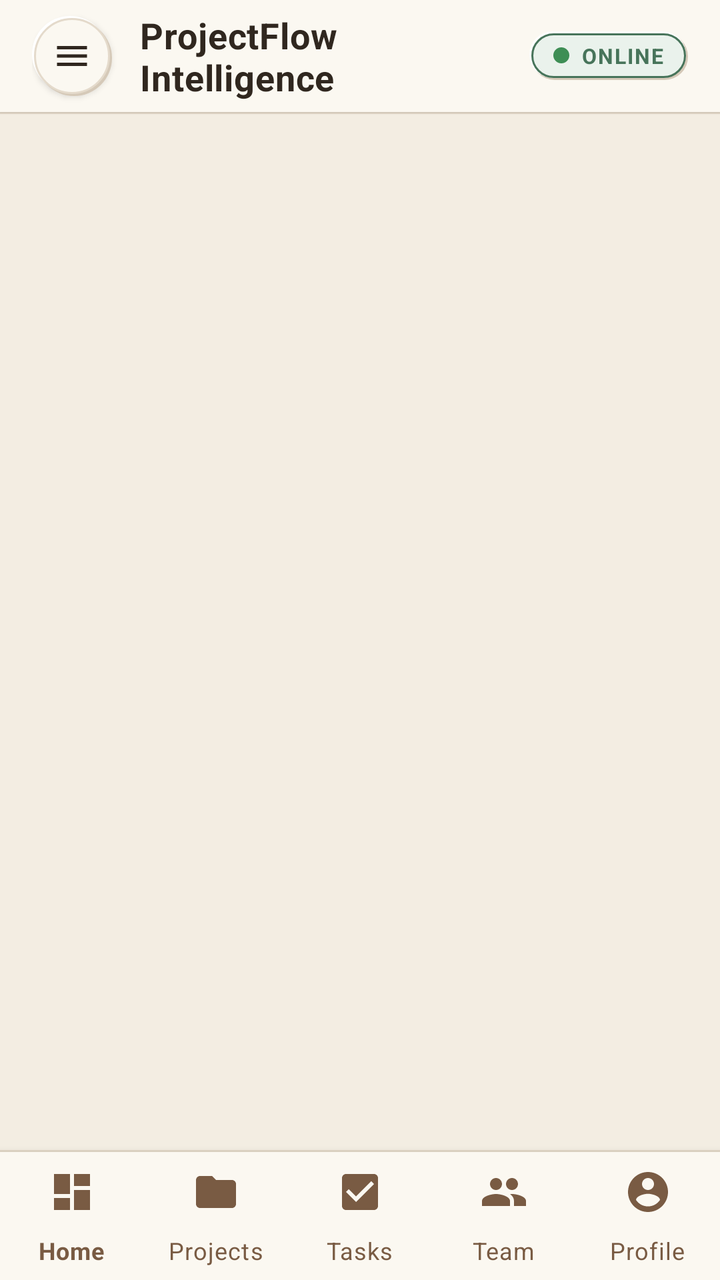
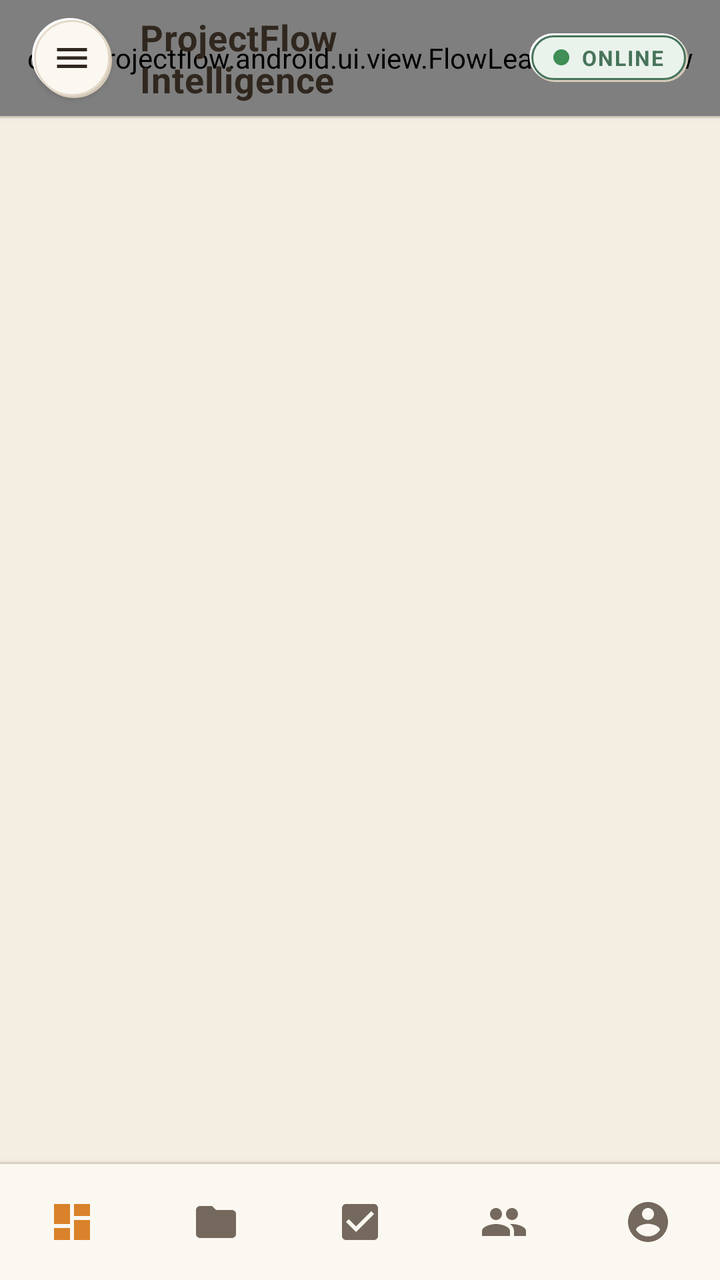

Before-and-after screenshots of an Android layout around one commit, followed by the original layout XML and the change that was made.
<!-- AndroidManifest.xml: application theme Theme.ProjectFlow -->
<!-- res/layout/activity_main.xml -->
<?xml version="1.0" encoding="utf-8"?>
<androidx.drawerlayout.widget.DrawerLayout xmlns:android="http://schemas.android.com/apk/res/android"
    xmlns:app="http://schemas.android.com/apk/res-auto"
    xmlns:tools="http://schemas.android.com/tools"
    android:id="@+id/drawer_layout"
    android:layout_width="match_parent"
    android:layout_height="match_parent"
    android:fitsSystemWindows="true">

    
    <LinearLayout
        android:layout_width="match_parent"
        android:layout_height="match_parent"
        android:background="@color/limestone_ivory"
        android:orientation="vertical">

        
        <LinearLayout
            android:id="@+id/topBar"
            android:layout_width="match_parent"
            android:layout_height="56dp"
            android:background="@color/chalk_white"
            android:elevation="1dp"
            android:gravity="center_vertical"
            android:orientation="horizontal"
            android:paddingStart="16dp"
            android:paddingEnd="16dp">

            <ImageView
                android:id="@+id/btnMenu"
                android:layout_width="40dp"
                android:layout_height="40dp"
                android:background="@drawable/bg_neu_circle"
                android:contentDescription="Menu"
                android:elevation="2dp"
                android:padding="10dp"
                android:src="@drawable/ic_menu"
                app:tint="@color/text_main" />

            <TextView
                android:id="@+id/tvHeaderTitle"
                android:layout_width="0dp"
                android:layout_height="wrap_content"
                android:layout_marginStart="14dp"
                android:layout_weight="1"
                android:letterSpacing="0.015"
                android:text="@string/brand_name"
                android:textColor="@color/text_main"
                android:textSize="18sp"
                android:textStyle="bold" />

            <TextView
                android:id="@+id/tvWorkspaceBadge"
                android:layout_width="wrap_content"
                android:layout_height="wrap_content"
                android:background="@drawable/bg_online_pill"
                android:drawableStart="@drawable/bg_dot_done"
                android:drawablePadding="6dp"
                android:paddingStart="12dp"
                android:paddingTop="5dp"
                android:paddingEnd="12dp"
                android:paddingBottom="5dp"
                android:text="ONLINE"
                android:textColor="@color/earth_success"
                android:textSize="10.5sp"
                android:letterSpacing="0.06"
                android:textStyle="bold" />
        </LinearLayout>

        <View
            android:layout_width="match_parent"
            android:layout_height="1dp"
            android:background="@color/natural_border" />

        
        <FrameLayout
            android:id="@+id/fragment_container"
            android:layout_width="match_parent"
            android:layout_height="0dp"
            android:layout_weight="1" />

        <View
            android:layout_width="match_parent"
            android:layout_height="1dp"
            android:background="@color/natural_border" />

        
        <com.google.android.material.bottomnavigation.BottomNavigationView
            android:id="@+id/bottom_nav"
            android:layout_width="match_parent"
            android:layout_height="64dp"
            android:background="@color/chalk_white"
            app:itemIconTint="@color/deep_sage"
            app:itemTextColor="@color/deep_sage"
            app:labelVisibilityMode="labeled"
            app:menu="@menu/bottom_nav_menu" />
    </LinearLayout>

    
    <com.google.android.material.navigation.NavigationView
        android:id="@+id/navigation_view"
        android:layout_width="300dp"
        android:layout_height="match_parent"
        android:layout_gravity="start"
        android:background="@color/chalk_white"
        android:fitsSystemWindows="true"
        app:headerLayout="@layout/drawer_header"
        app:itemIconTint="@color/deep_sage"
        app:itemTextColor="@color/charcoal"
        app:menu="@menu/drawer_menu" />

</androidx.drawerlayout.widget.DrawerLayout>
<!-- res/layout/drawer_header.xml (included above) -->
<?xml version="1.0" encoding="utf-8"?>
<LinearLayout xmlns:android="http://schemas.android.com/apk/res/android"
    android:layout_width="match_parent"
    android:layout_height="180dp"
    android:background="@color/primary_earth"
    android:gravity="bottom"
    android:orientation="vertical"
    android:padding="20dp"
    android:theme="@style/ThemeOverlay.AppCompat.Dark">

    <ImageView
        android:layout_width="54dp"
        android:layout_height="54dp"
        android:adjustViewBounds="true"
        android:contentDescription="@string/brand_name"
        android:src="@drawable/logo" />

    <TextView
        android:layout_width="wrap_content"
        android:layout_height="wrap_content"
        android:layout_marginTop="12dp"
        android:text="@string/brand_name"
        android:textColor="@color/white"
        android:textSize="18sp"
        android:textStyle="bold" />

    <TextView
        android:layout_width="wrap_content"
        android:layout_height="wrap_content"
        android:layout_marginTop="2dp"
        android:text="Workspace: Engineering &amp; Innovation"
        android:textColor="@color/secondary_sand"
        android:textSize="12sp" />

</LinearLayout>
<!-- resources referenced by this layout -->
<resources>
  <color name="chalk_white">#FBF8F1</color>
  <color name="charcoal">#30271F</color>
  <color name="deep_sage">#795B43</color>
  <color name="earth_success">#47745A</color>
  <color name="limestone_ivory">#F3EDE2</color>
  <color name="natural_border">#E1D6C6</color>
  <color name="primary_earth">#795B43</color>
  <color name="secondary_sand">#D9C9B2</color>
  <color name="text_main">#30271F</color>
  <color name="white">#FFFDF8</color>
  <!-- drawable bg_dot_done (drawable) -->
  <?xml version="1.0" encoding="utf-8"?>
  <shape xmlns:android="http://schemas.android.com/apk/res/android"
      android:shape="oval">
      <size android:width="8dp" android:height="8dp" />
      <solid android:color="@color/chart_done" />
  </shape>
  <!-- drawable logo: jpg bitmap (drawable, 22788 bytes) -->
  <string name="brand_name">ProjectFlow Intelligence</string>
  <color name="chart_done">#3E8E55</color>
  <color name="neu_shadow_soft">#D5C9B8</color>
  <color name="neu_highlight">#FFFFFFFF</color>
  <color name="neu_surface">#FBF8F1</color>
  <color name="neu_border">#E4DACB</color>
  <color name="earth_success_light">#EAF2EC</color>
  <color name="deep_earth">#493628</color>
  <color name="earth_raised">#FFFDF8</color>
  <color name="muted_clay">#B69A78</color>
  <color name="earth_surface">#FBF8F1</color>
  <color name="earth_bg">#F3EDE2</color>
  <!-- unchanged entries left out for length: 4 -->
</resources>

<!-- the commit's change to res/layout/activity_main.xml (unified diff, before → after) -->
@@ -15,57 +15,68 @@
         android:orientation="vertical">
 
         
-        <LinearLayout
-            android:id="@+id/topBar"
+        <FrameLayout
             android:layout_width="match_parent"
-            android:layout_height="56dp"
+            android:layout_height="58dp"
             android:background="@color/chalk_white"
-            android:elevation="1dp"
-            android:gravity="center_vertical"
-            android:orientation="horizontal"
-            android:paddingStart="16dp"
-            android:paddingEnd="16dp">
+            android:elevation="2dp">
 
-            <ImageView
-                android:id="@+id/btnMenu"
-                android:layout_width="40dp"
-                android:layout_height="40dp"
-                android:background="@drawable/bg_neu_circle"
-                android:contentDescription="Menu"
-                android:elevation="2dp"
-                android:padding="10dp"
-                android:src="@drawable/ic_menu"
-                app:tint="@color/text_main" />
+            
+            <com.projectflow.android.ui.view.FlowLeafHeaderView
+                android:id="@+id/flowLeafHeader"
+                android:layout_width="match_parent"
+                android:layout_height="match_parent" />
 
-            <TextView
-                android:id="@+id/tvHeaderTitle"
-                android:layout_width="0dp"
-                android:layout_height="wrap_content"
-                android:layout_marginStart="14dp"
-                android:layout_weight="1"
-                android:letterSpacing="0.015"
-                android:text="@string/brand_name"
-                android:textColor="@color/text_main"
-                android:textSize="18sp"
-                android:textStyle="bold" />
+            <LinearLayout
+                android:id="@+id/topBar"
+                android:layout_width="match_parent"
+                android:layout_height="match_parent"
+                android:gravity="center_vertical"
+                android:orientation="horizontal"
+                android:paddingStart="16dp"
+                android:paddingEnd="16dp">
 
-            <TextView
-                android:id="@+id/tvWorkspaceBadge"
-                android:layout_width="wrap_content"
-                android:layout_height="wrap_content"
-                android:background="@drawable/bg_online_pill"
-                android:drawableStart="@drawable/bg_dot_done"
-                android:drawablePadding="6dp"
-                android:paddingStart="12dp"
-                android:paddingTop="5dp"
-                android:paddingEnd="12dp"
-                android:paddingBottom="5dp"
-                android:text="ONLINE"
-                android:textColor="@color/earth_success"
-                android:textSize="10.5sp"
-                android:letterSpacing="0.06"
-                android:textStyle="bold" />
-        </LinearLayout>
+                <ImageView
+                    android:id="@+id/btnMenu"
+                    android:layout_width="40dp"
+                    android:layout_height="40dp"
+                    android:background="@drawable/bg_neu_circle"
+                    android:contentDescription="Menu"
+                    android:elevation="2dp"
+                    android:padding="10dp"
+                    android:src="@drawable/ic_menu"
+                    app:tint="@color/text_main" />
+
+                <TextView
+                    android:id="@+id/tvHeaderTitle"
+                    android:layout_width="0dp"
+                    android:layout_height="wrap_content"
+                    android:layout_marginStart="14dp"
+                    android:layout_weight="1"
+                    android:letterSpacing="0.015"
+                    android:text="@string/brand_name"
+                    android:textColor="@color/text_main"
+                    android:textSize="18sp"
+                    android:textStyle="bold" />
+
+                <TextView
+                    android:id="@+id/tvWorkspaceBadge"
+                    android:layout_width="wrap_content"
+                    android:layout_height="wrap_content"
+                    android:background="@drawable/bg_online_pill"
+                    android:drawableStart="@drawable/bg_dot_done"
+                    android:drawablePadding="6dp"
+                    android:letterSpacing="0.06"
+                    android:paddingStart="12dp"
+                    android:paddingTop="5dp"
+                    android:paddingEnd="12dp"
+                    android:paddingBottom="5dp"
+                    android:text="ONLINE"
+                    android:textColor="@color/earth_success"
+                    android:textSize="10.5sp"
+                    android:textStyle="bold" />
+            </LinearLayout>
+        </FrameLayout>
 
         <View
             android:layout_width="match_parent"
@@ -88,11 +99,11 @@
         <com.google.android.material.bottomnavigation.BottomNavigationView
             android:id="@+id/bottom_nav"
             android:layout_width="match_parent"
-            android:layout_height="64dp"
+            android:layout_height="58dp"
             android:background="@color/chalk_white"
-            app:itemIconTint="@color/deep_sage"
-            app:itemTextColor="@color/deep_sage"
-            app:labelVisibilityMode="labeled"
+            app:itemActiveIndicatorStyle="@style/Widget.ProjectFlow.BottomNavIndicator"
+            app:itemIconTint="@color/selector_bottom_nav_icon"
+            app:labelVisibilityMode="unlabeled"
             app:menu="@menu/bottom_nav_menu" />
     </LinearLayout>
 
@@ -105,8 +116,9 @@
         android:background="@color/chalk_white"
         android:fitsSystemWindows="true"
         app:headerLayout="@layout/drawer_header"
-        app:itemIconTint="@color/deep_sage"
-        app:itemTextColor="@color/charcoal"
+        app:itemBackground="@drawable/selector_drawer_item"
+        app:itemIconTint="@color/selector_drawer_icon"
+        app:itemTextColor="@color/selector_drawer_text"
         app:menu="@menu/drawer_menu" />
 
 </androidx.drawerlayout.widget.DrawerLayout>
@@ -115,25 +127,34 @@
 <LinearLayout xmlns:android="http://schemas.android.com/apk/res/android"
     android:layout_width="match_parent"
     android:layout_height="180dp"
-    android:background="@color/primary_earth"
+    android:background="@drawable/bg_drawer_header_gradient"
     android:gravity="bottom"
     android:orientation="vertical"
-    android:padding="20dp"
-    android:theme="@style/ThemeOverlay.AppCompat.Dark">
+    android:padding="20dp">
 
-    <ImageView
+    
+    <LinearLayout
         android:layout_width="54dp"
         android:layout_height="54dp"
-        android:adjustViewBounds="true"
-        android:contentDescription="@string/brand_name"
-        android:src="@drawable/logo" />
+        android:background="@drawable/bg_drawer_logo_badge"
+        android:gravity="center"
+        android:padding="9dp">
+
+        <ImageView
+            android:layout_width="match_parent"
+            android:layout_height="match_parent"
+            android:adjustViewBounds="true"
+            android:contentDescription="@string/brand_name"
+            android:src="@drawable/logo_clean" />
+    </LinearLayout>
 
     <TextView
         android:layout_width="wrap_content"
         android:layout_height="wrap_content"
         android:layout_marginTop="12dp"
+        android:letterSpacing="0.015"
         android:text="@string/brand_name"
-        android:textColor="@color/white"
+        android:textColor="@color/text_main"
         android:textSize="18sp"
         android:textStyle="bold" />
 
<!-- resource entries referenced after the edit -->
@@ -1,15 +1,12 @@
 <!-- resources referenced by this layout -->
 <resources>
   <color name="chalk_white">#FBF8F1</color>
-  <color name="charcoal">#30271F</color>
-  <color name="deep_sage">#795B43</color>
   <color name="earth_success">#47745A</color>
   <color name="limestone_ivory">#F3EDE2</color>
   <color name="natural_border">#E1D6C6</color>
   <color name="primary_earth">#795B43</color>
   <color name="secondary_sand">#D9C9B2</color>
   <color name="text_main">#30271F</color>
-  <color name="white">#FFFDF8</color>
   <!-- drawable bg_dot_done (drawable) -->
   <?xml version="1.0" encoding="utf-8"?>
   <shape xmlns:android="http://schemas.android.com/apk/res/android"
@@ -17,19 +14,90 @@
       <size android:width="8dp" android:height="8dp" />
       <solid android:color="@color/chart_done" />
   </shape>
-  <!-- drawable logo: jpg bitmap (drawable, 22788 bytes) -->
+  <!-- drawable bg_drawer_header_gradient (drawable) -->
+  <?xml version="1.0" encoding="utf-8"?>
+  <shape xmlns:android="http://schemas.android.com/apk/res/android"
+      android:shape="rectangle">
+      <gradient
+          android:angle="135"
+          android:startColor="@color/earth_surface"
+          android:centerColor="@color/neu_surface"
+          android:endColor="@color/earth_bg"
+          android:type="linear" />
+  </shape>
+  <!-- drawable bg_drawer_logo_badge (drawable) -->
+  <?xml version="1.0" encoding="utf-8"?>
+  <layer-list xmlns:android="http://schemas.android.com/apk/res/android">
+      
+      <item>
+          <shape android:shape="rectangle">
+              <corners android:radius="18dp" />
+              <solid android:color="@color/neu_shadow_deep" />
+          </shape>
+      </item>
+      
+      <item
+          android:bottom="2dp"
+          android:left="1dp"
+          android:right="2dp"
+          android:top="1dp">
+          <shape android:shape="rectangle">
+              <corners android:radius="17dp" />
+              <solid android:color="@color/neu_highlight" />
+          </shape>
+      </item>
+      
+      <item
+          android:bottom="3dp"
+          android:left="2dp"
+          android:right="3dp"
+          android:top="2dp">
+          <shape android:shape="rectangle">
+              <corners android:radius="16dp" />
+              <solid android:color="@color/neu_surface" />
+              <stroke
+                  android:width="1dp"
+                  android:color="@color/neu_border" />
+          </shape>
+      </item>
+  </layer-list>
+  <!-- drawable logo_clean: png bitmap (drawable, 64411 bytes) -->
+  <!-- drawable selector_drawer_item (drawable) -->
+  <?xml version="1.0" encoding="utf-8"?>
+  <selector xmlns:android="http://schemas.android.com/apk/res/android">
+      <item android:drawable="@drawable/bg_drawer_item_selected" android:state_checked="true" />
+      <item android:drawable="@drawable/bg_drawer_item_selected" android:state_pressed="true" />
+      <item android:drawable="@android:color/transparent" />
+  </selector>
   <string name="brand_name">ProjectFlow Intelligence</string>
+  <style name="Widget.ProjectFlow.BottomNavIndicator" parent="Widget.Material3.BottomNavigationView.ActiveIndicator">
+          <item name="android:color">@color/neu_surface_pressed</item>
+          <item name="android:width">48dp</item>
+          <item name="android:height">32dp</item>
+      </style>
   <color name="chart_done">#3E8E55</color>
   <color name="neu_shadow_soft">#D5C9B8</color>
   <color name="neu_highlight">#FFFFFFFF</color>
   <color name="neu_surface">#FBF8F1</color>
   <color name="neu_border">#E4DACB</color>
   <color name="earth_success_light">#EAF2EC</color>
+  <!-- drawable bg_drawer_item_selected (drawable) -->
+  <?xml version="1.0" encoding="utf-8"?>
+  <shape xmlns:android="http://schemas.android.com/apk/res/android"
+      android:shape="rectangle">
+      <corners android:radius="14dp" />
+      <solid android:color="@color/neu_surface_pressed" />
+      <stroke
+          android:width="1dp"
+          android:color="@color/neu_border" />
+  </shape>
+  <color name="neu_surface_pressed">#EBE4D5</color>
   <color name="deep_earth">#493628</color>
   <color name="earth_raised">#FFFDF8</color>
   <color name="muted_clay">#B69A78</color>
   <color name="earth_surface">#FBF8F1</color>
   <color name="earth_bg">#F3EDE2</color>
+  <color name="neu_shadow_deep">#C2B3A0</color>
   <!-- unchanged entries left out for length: 4 -->
 </resources>
 
